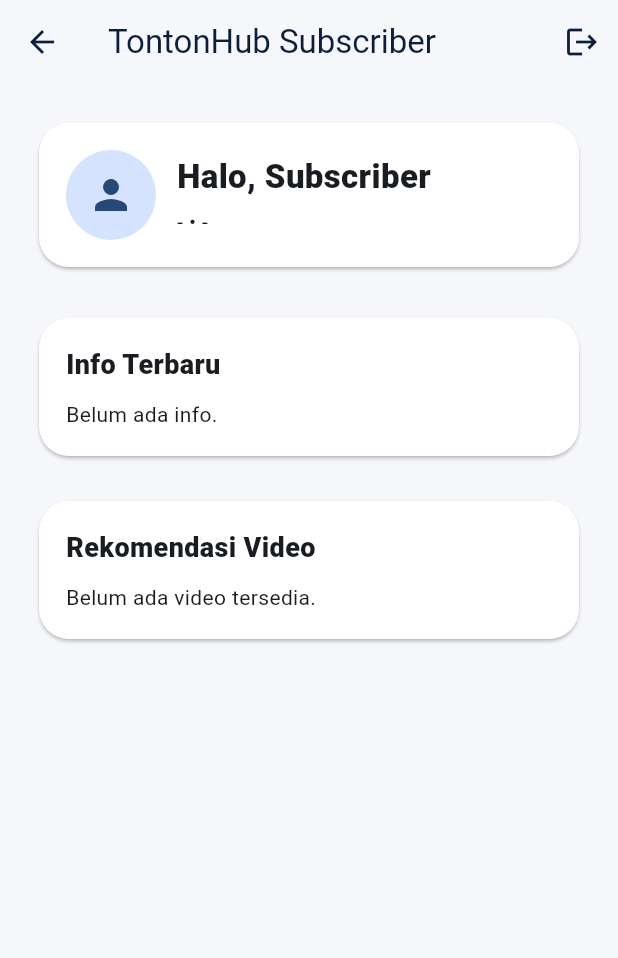
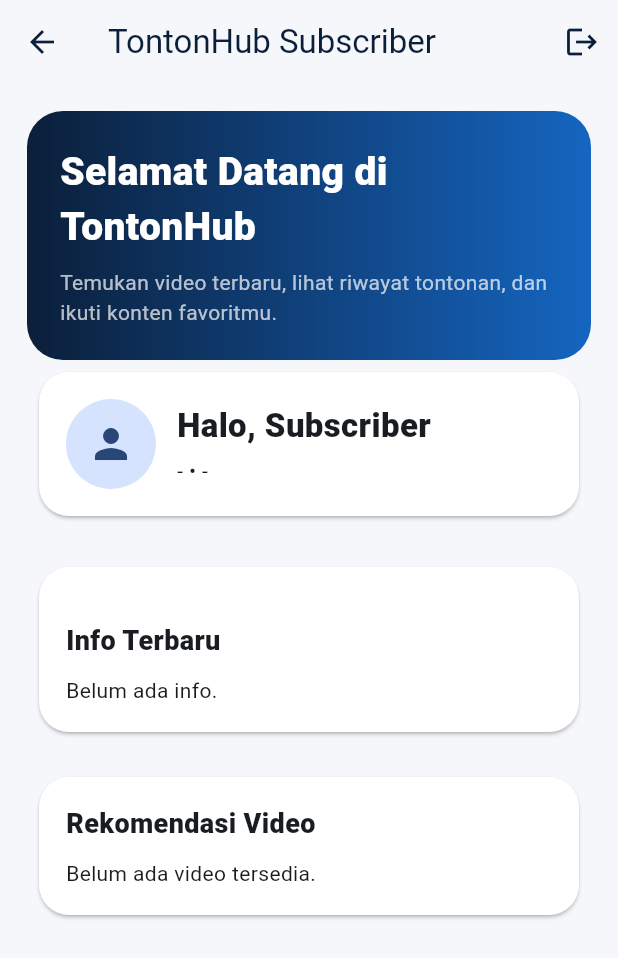
Before and after one commit to mungkinsajaa87-coder/tontonhub_flutter, a Flutter app: the StudentDashboardScreen screen opened directly, on a phone screen of 412 x 824 dp. Shown: the top 958 px of the screen. Run offline on Flutter 3.47's test engine with Material 3 defaults, Android fonts, the light colour scheme and no system bars; our stand-ins replace cloud_firestore, firebase_auth, firebase_core, firebase_storage, image_picker, video_player; accounts and stored records are empty.

Commit message:
samakan header dashboard subscriber

```diff
--- a/lib/screens/student/student_dashboard_screen.dart
+++ b/lib/screens/student/student_dashboard_screen.dart
@@ -21,6 +21,40 @@
         child: Column(
           crossAxisAlignment: CrossAxisAlignment.start,
           children: [
+             Container(
+            width: double.infinity,
+            padding: const EdgeInsets.all(22),
+            decoration: BoxDecoration(
+              gradient: const LinearGradient(
+                colors: [
+                  Color(0xFF0B1F3A),
+                  Color(0xFF1565C0),
+                ],
+              ),
+              borderRadius: BorderRadius.circular(24),
+            ),
+            child: const Column(
+              crossAxisAlignment: CrossAxisAlignment.start,
+              children: [
+                Text(
+                  'Selamat Datang di TontonHub',
+                  style: TextStyle(
+                    color: Colors.white,
+                    fontSize: 26,
+                    fontWeight: FontWeight.w800,
+                  ),
+                ),
+                SizedBox(height: 8),
+                Text(
+                  'Temukan video terbaru, lihat riwayat tontonan, dan ikuti konten favoritmu.',
+                  style: TextStyle(
+                    color: Colors.white70,
+                    fontSize: 14,
+                  ),
+                ),
+              ],
+            ),
+          ),
             StreamBuilder(
               stream: FirestoreService.instance.watchCurrentUser(),
               builder: (context, snapshot) {
@@ -77,6 +111,7 @@
       child: Column(
         crossAxisAlignment: CrossAxisAlignment.start,
         children: [
+          const SizedBox(height: 18),
           const Text('Info Terbaru', style: TextStyle(fontSize: 18, fontWeight: FontWeight.w800)),
           const SizedBox(height: 10),
           StreamBuilder<List<AnnouncementModel>>(
```
